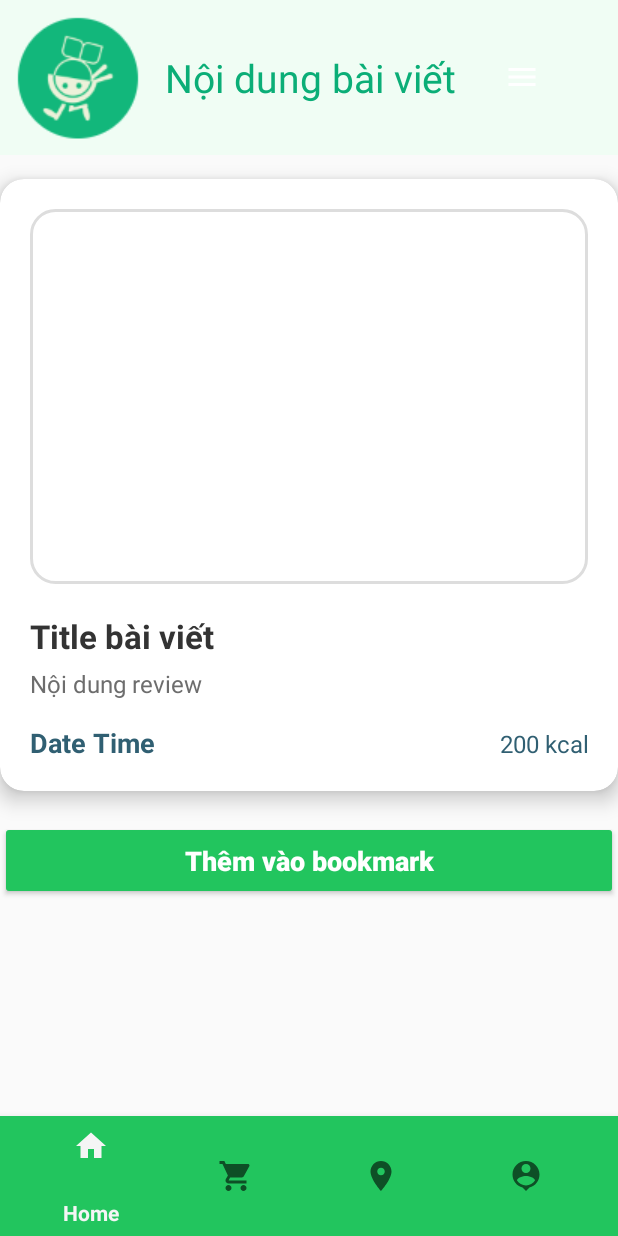
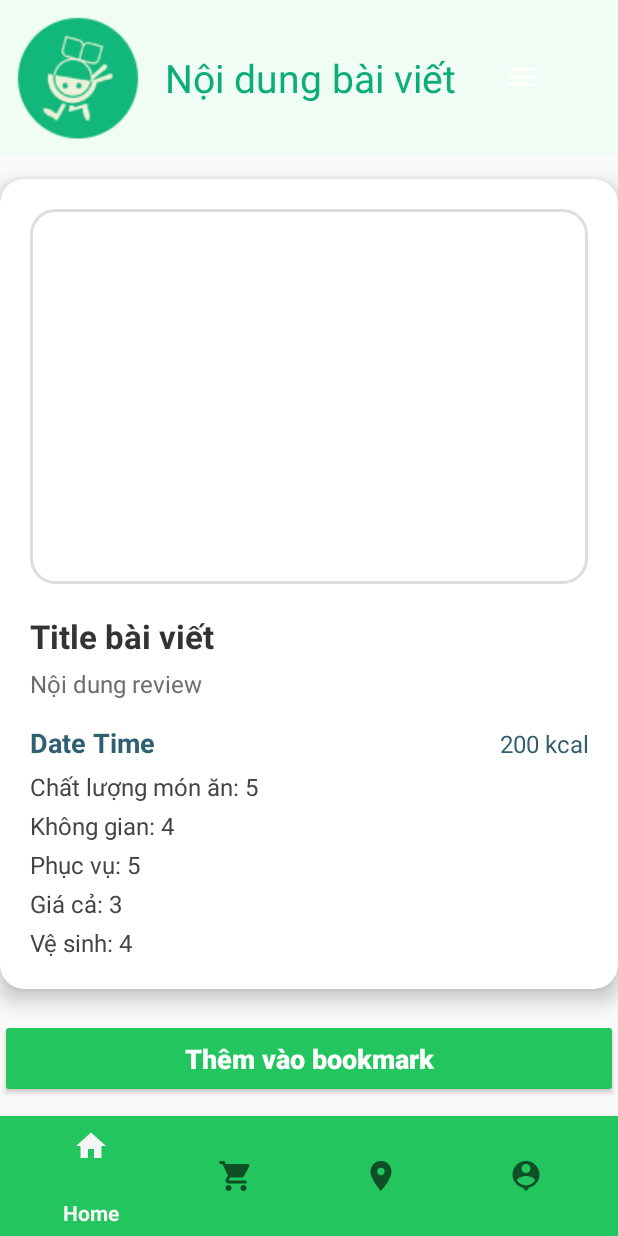
Before and after one commit to LennyFindAName/PRM_FoodEateryReview, an Android app: the BlogDetailActivity screen opened directly, with no data from a screen before it, on a phone screen of 412 x 824 dp. Run offline under Robolectric (Android 15) with nearby library versions, the light colour scheme and no system bars.

Commit message:
Update more info for detail

```diff
--- a/app/src/main/java/prm392/project/model/Blog.java
+++ b/app/src/main/java/prm392/project/model/Blog.java
@@ -22,7 +22,7 @@ public class Blog {
     @SerializedName("firstImage")
     private String firstImage; // Changed to String to handle Base64 from API
 
-    @SerializedName("BlogContent")
+    @SerializedName("blogContent")
     private String blogContent;
     // Optional fields that might not be in the response
     private Double blogRate;
--- a/app/src/main/java/prm392/project/view/BlogDetailActivity.java
+++ b/app/src/main/java/prm392/project/view/BlogDetailActivity.java
@@ -37,6 +37,7 @@ import android.util.Base64;
 public class BlogDetailActivity extends AppCompatActivity {
     private ImageView blogImage;
     private TextView blogName, blogDescription, blogPrice, blogCalories;
+    private TextView foodQualityRate, environmentRate, serviceRate, pricingRate, hygieneRate;
     private Button btnAddToCart;
     private BlogRepository blogRepository;
     Blog tmpBlog = new Blog();
@@ -54,6 +55,10 @@ public class BlogDetailActivity extends AppCompatActivity {
         blogPrice = findViewById(R.id.blogPrice);
         blogCalories = findViewById(R.id.blogCalories);
         btnAddToCart = findViewById(R.id.btnAddToCart);
+        foodQualityRate = findViewById(R.id.foodQualityRate);
+        environmentRate = findViewById(R.id.environmentRate);
+        serviceRate = findViewById(R.id.serviceRate);
+        pricingRate = findViewById(R.id.pricingRate);
 
         blogRepository = new BlogRepository(this);
 
@@ -113,6 +118,11 @@ public class BlogDetailActivity extends AppCompatActivity {
                         blogDescription.setText(blog.getBlogContent());
                         blogPrice.setText(blog.getBlogDate());
                         blogCalories.setText("Lượt like: " + blog.getBlogLike());
+                        foodQualityRate.setText("Chất lượng món ăn: " + blog.getFoodQualityRate());
+                        environmentRate.setText("Không gian: " + blog.getEnvironmentRate());
+                        serviceRate.setText("Phục vụ: " + blog.getServiceRate());
+                        pricingRate.setText("Giá cả: " + blog.getPricingRate());
+                        hygieneRate.setText("Vệ sinh: " + blog.getHygieneRate());
 
                         if (blog.getFirstImage() != null && !blog.getFirstImage().isEmpty()) {
                             try {
--- a/app/src/main/res/layout/activity_blog_detail.xml
+++ b/app/src/main/res/layout/activity_blog_detail.xml
@@ -109,6 +109,50 @@
                     android:textColor="#305F72"
                     android:textSize="16sp" />
             </LinearLayout>
+            <TextView
+                android:id="@+id/foodQualityRate"
+                android:layout_width="match_parent"
+                android:layout_height="wrap_content"
+                android:text="Chất lượng món ăn: 5"
+                android:textSize="16sp"
+                android:textColor="#444"
+                android:layout_marginTop="6dp"/>
+
+            <TextView
+                android:id="@+id/environmentRate"
+                android:layout_width="match_parent"
+                android:layout_height="wrap_content"
+                android:text="Không gian: 4"
+                android:textSize="16sp"
+                android:textColor="#444"
+                android:layout_marginTop="4dp"/>
+
+            <TextView
+                android:id="@+id/serviceRate"
+                android:layout_width="match_parent"
+                android:layout_height="wrap_content"
+                android:text="Phục vụ: 5"
+                android:textSize="16sp"
+                android:textColor="#444"
+                android:layout_marginTop="4dp"/>
+
+            <TextView
+                android:id="@+id/pricingRate"
+                android:layout_width="match_parent"
+                android:layout_height="wrap_content"
+                android:text="Giá cả: 3"
+                android:textSize="16sp"
+                android:textColor="#444"
+                android:layout_marginTop="4dp"/>
+
+            <TextView
+                android:id="@+id/hygieneRate"
+                android:layout_width="match_parent"
+                android:layout_height="wrap_content"
+                android:text="Vệ sinh: 4"
+                android:textSize="16sp"
+                android:textColor="#444"
+                android:layout_marginTop="4dp"/>
         </LinearLayout>
     </androidx.cardview.widget.CardView>
 
```
